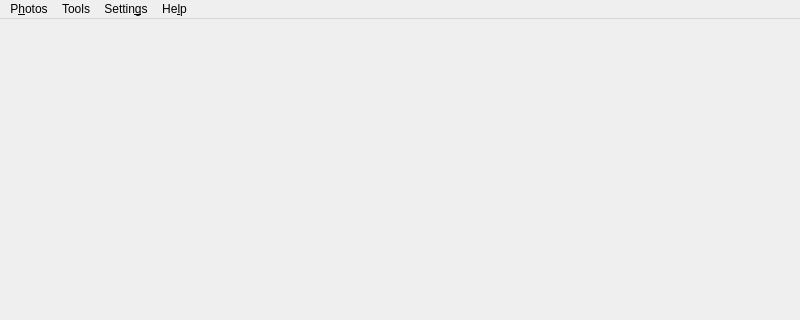
Above: src/gui/desktop/ui/mainwindow.ui from Kicer86/photobroom before the change; both pictures show x 0 to 800 and y 0 to 320 of the 800 by 600 pixel window. Below: the same form after it.
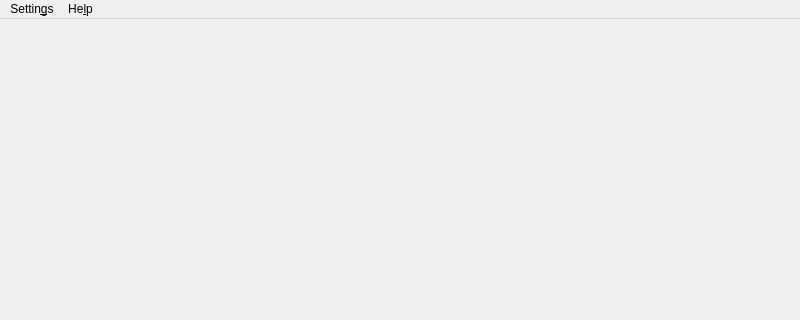
That is the form after the change. Icons and pictures are not drawn.

Commit message: handle 'Tools' and 'Photos' menus on QML side

Patch:
```diff
--- a/src/gui/desktop/ui/mainwindow.ui
+++ b/src/gui/desktop/ui/mainwindow.ui
@@ -32,12 +32,6 @@
      <height>32</height>
     </rect>
    </property>
-   <widget class="QMenu" name="menuPhotos">
-    <property name="title">
-     <string>P&amp;hotos</string>
-    </property>
-    <addaction name="actionScan_collection"/>
-   </widget>
    <widget class="QMenu" name="menuHelp">
     <property name="title">
      <string>He&amp;lp</string>
@@ -53,14 +47,6 @@
     </property>
     <addaction name="actionConfiguration"/>
    </widget>
-   <widget class="QMenu" name="menuTools">
-    <property name="title">
-     <string>Tools</string>
-    </property>
-    <addaction name="actionSeries_detector"/>
-   </widget>
-   <addaction name="menuPhotos"/>
-   <addaction name="menuTools"/>
    <addaction name="menuSettings"/>
    <addaction name="menuHelp"/>
   </widget>
```
The commit also changes 5 other files.
